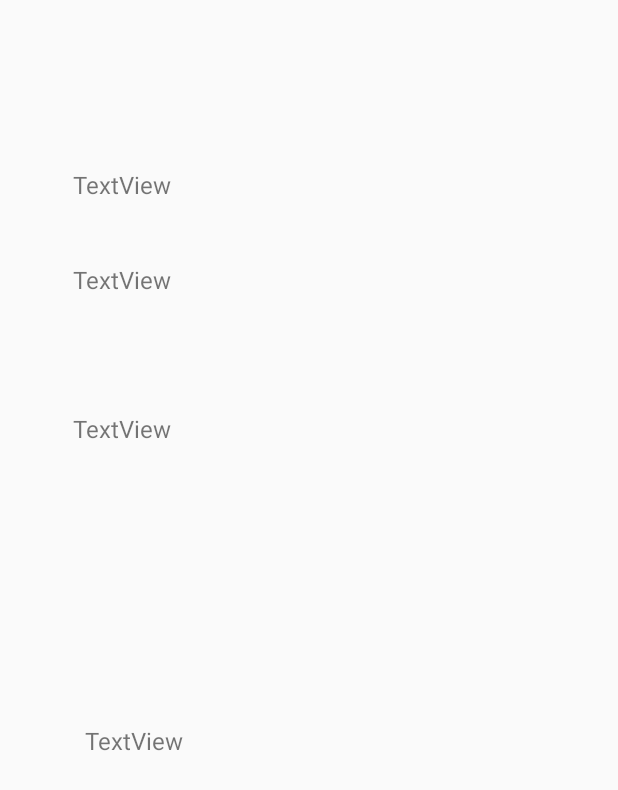
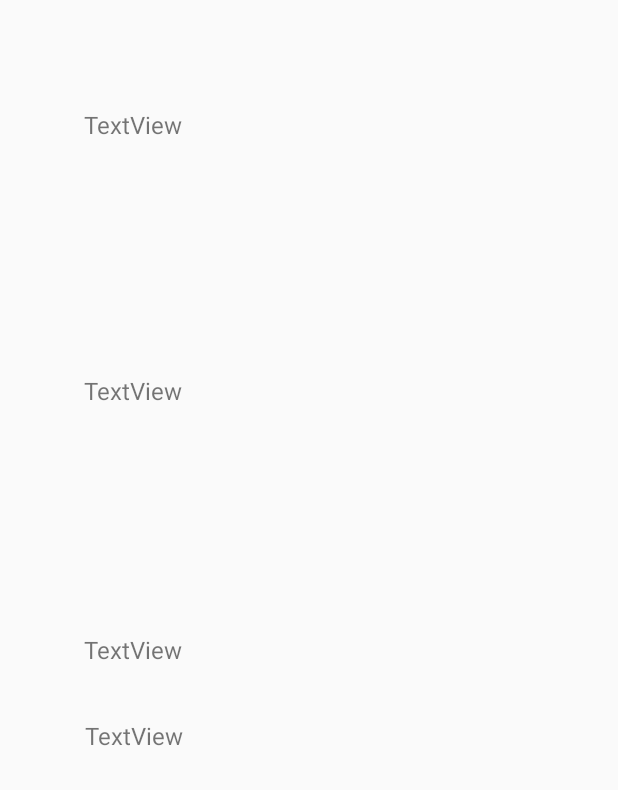
Before and after one commit to teasdale13/Tp1AndroidStudio, an Android app: the layout layout_dvd.xml on its own in the app's theme, with its tools: preview values and no code run, on a phone screen of 412 x 824 dp. Shown: the top 790 px of the screen. Run offline under Robolectric (Android 15) with nearby library versions, the light colour scheme and no system bars.

Commit message:
dernier commit avant la remise

```diff
--- a/app/src/main/java/com/example/kevinteasdaledube/tp1androidstudio/models/Activity_Mp3.java
+++ b/app/src/main/java/com/example/kevinteasdaledube/tp1androidstudio/models/Activity_Mp3.java
@@ -14,10 +14,7 @@ import android.widget.ImageView;
 import android.widget.TextView;
 
 import com.example.kevinteasdaledube.tp1androidstudio.R;
-
 import java.io.IOException;
-
-
 
 public class Activity_Mp3 extends AppCompatActivity implements Jouable {
 
@@ -141,6 +138,7 @@ public class Activity_Mp3 extends AppCompatActivity implements Jouable {
         mediaPlayer.stop();
         mediaPlayer.release();
         btnPlay.setEnabled( true );
+        btnPause.setEnabled( true );
         firstTime = true;
         anim.cancel();
         animationMp3.cancel( true );
@@ -157,7 +155,6 @@ public class Activity_Mp3 extends AppCompatActivity implements Jouable {
             onStop = true;
         }
     }
-
 
     public static class AnimationMp3 extends AsyncTask<Void, Void, Void> {
 
--- a/app/src/main/res/layout/layout_dvd.xml
+++ b/app/src/main/res/layout/layout_dvd.xml
@@ -12,73 +12,44 @@
         android:layout_height="wrap_content"
         android:layout_marginBottom="8dp"
         android:layout_marginEnd="8dp"
-        android:layout_marginLeft="8dp"
-        android:layout_marginRight="8dp"
         android:layout_marginStart="8dp"
         android:layout_marginTop="8dp"
         app:layout_constraintBottom_toBottomOf="parent"
         app:layout_constraintEnd_toEndOf="parent"
-        app:layout_constraintHorizontal_bias="0.083"
+        app:layout_constraintHorizontal_bias="0.101"
         app:layout_constraintStart_toStartOf="parent"
         app:layout_constraintTop_toTopOf="parent"
-        app:layout_constraintVertical_bias="0.122" />
+        app:layout_constraintVertical_bias="0.114" />
 
     <TextView
         android:id="@+id/textViewTitleDvd"
         android:layout_width="0dp"
         android:layout_height="wrap_content"
-        android:layout_marginBottom="8dp"
         android:layout_marginEnd="8dp"
-        android:layout_marginLeft="8dp"
-        android:layout_marginRight="8dp"
         android:layout_marginStart="8dp"
-        android:layout_marginTop="8dp"
+        android:layout_marginTop="72dp"
         android:text="TextView"
         android:textSize="16dp"
-        app:layout_constraintBottom_toTopOf="@+id/textViewBarcodeDvd"
         app:layout_constraintEnd_toEndOf="parent"
-        app:layout_constraintHorizontal_bias="0.814"
+        app:layout_constraintHorizontal_bias="0.0"
         app:layout_constraintStart_toEndOf="@+id/imageViewDvd"
-        app:layout_constraintTop_toTopOf="parent"
-        app:layout_constraintVertical_bias="0.755" />
-
-    <TextView
-        android:id="@+id/textViewBarcodeDvd"
-        android:layout_width="0dp"
-        android:layout_height="wrap_content"
-        android:layout_marginBottom="8dp"
-        android:layout_marginEnd="8dp"
-        android:layout_marginLeft="8dp"
-        android:layout_marginRight="8dp"
-        android:layout_marginStart="8dp"
-        android:layout_marginTop="8dp"
-        android:text="TextView"
-        android:textSize="16dp"
-        app:layout_constraintBottom_toBottomOf="parent"
-        app:layout_constraintEnd_toEndOf="parent"
-        app:layout_constraintHorizontal_bias="0.701"
-        app:layout_constraintStart_toEndOf="@+id/imageViewDvd"
-        app:layout_constraintTop_toTopOf="parent"
-        app:layout_constraintVertical_bias="0.213" />
+        app:layout_constraintTop_toTopOf="parent" />
 
     <TextView
         android:id="@+id/textViewLocaDvd"
         android:layout_width="0dp"
         android:layout_height="wrap_content"
-        android:layout_marginBottom="376dp"
+        android:layout_marginBottom="8dp"
         android:layout_marginEnd="8dp"
-        android:layout_marginLeft="8dp"
-        android:layout_marginRight="8dp"
         android:layout_marginStart="8dp"
-        android:layout_marginTop="8dp"
+        android:layout_marginTop="12dp"
         android:text="TextView"
         android:textSize="16dp"
-        app:layout_constraintBottom_toBottomOf="parent"
+        app:layout_constraintBottom_toTopOf="@+id/textViewBarcodeDvd"
         app:layout_constraintEnd_toEndOf="parent"
-        app:layout_constraintHorizontal_bias="0.701"
+        app:layout_constraintHorizontal_bias="0.0"
         app:layout_constraintStart_toEndOf="@+id/imageViewDvd"
-        app:layout_constraintTop_toBottomOf="@+id/textViewBarcodeDvd"
-        app:layout_constraintVertical_bias="0.314" />
+        app:layout_constraintTop_toBottomOf="@+id/textViewTitleDvd" />
 
     <TextView
         android:id="@+id/textViewSummaryDvd"
@@ -99,4 +70,18 @@
         app:layout_constraintStart_toStartOf="parent"
         app:layout_constraintTop_toBottomOf="@+id/imageViewDvd"
         app:layout_constraintVertical_bias="0.547" />
+
+    <TextView
+        android:id="@+id/textViewBarcodeDvd"
+        android:layout_width="0dp"
+        android:layout_height="wrap_content"
+        android:layout_marginBottom="380dp"
+        android:layout_marginEnd="8dp"
+        android:layout_marginStart="8dp"
+        android:text="TextView"
+        android:textSize="16dp"
+        app:layout_constraintBottom_toBottomOf="parent"
+        app:layout_constraintEnd_toEndOf="parent"
+        app:layout_constraintHorizontal_bias="0.0"
+        app:layout_constraintStart_toEndOf="@+id/imageViewDvd" />
 </android.support.constraint.ConstraintLayout>
--- a/app/src/main/res/layout/layout_mp4.xml
+++ b/app/src/main/res/layout/layout_mp4.xml
@@ -112,14 +112,14 @@
     <ImageView
         android:id="@+id/imageViewProjecteur"
         android:layout_width="463dp"
-        android:layout_height="346dp"
+        android:layout_height="335dp"
         android:layout_marginBottom="8dp"
         android:layout_marginEnd="8dp"
         android:layout_marginStart="8dp"
         android:layout_marginTop="8dp"
         app:layout_constraintBottom_toBottomOf="parent"
         app:layout_constraintEnd_toEndOf="parent"
-        app:layout_constraintHorizontal_bias="0.338"
+        app:layout_constraintHorizontal_bias="0.235"
         app:layout_constraintStart_toStartOf="parent"
         app:layout_constraintTop_toTopOf="@+id/imageViewBobine1"
         app:layout_constraintVertical_bias="0.0"
@@ -135,7 +135,7 @@
         android:layout_marginTop="8dp"
         app:layout_constraintBottom_toBottomOf="@+id/imageViewType"
         app:layout_constraintEnd_toEndOf="parent"
-        app:layout_constraintHorizontal_bias="0.113"
+        app:layout_constraintHorizontal_bias="0.147"
         app:layout_constraintStart_toStartOf="parent"
         app:layout_constraintTop_toTopOf="@+id/videoView"
         app:layout_constraintVertical_bias="0.0"
@@ -154,7 +154,7 @@
         app:layout_constraintHorizontal_bias="0.0"
         app:layout_constraintStart_toEndOf="@+id/imageViewBobine1"
         app:layout_constraintTop_toTopOf="parent"
-        app:layout_constraintVertical_bias="0.086"
+        app:layout_constraintVertical_bias="0.07"
         app:srcCompat="@drawable/film" />
 
 </android.support.constraint.ConstraintLayout>
```
